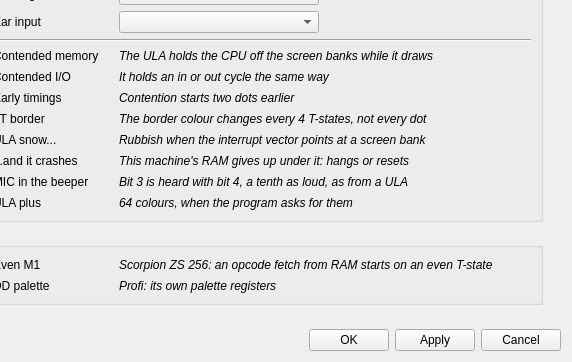
First picture: the form in ui/setupwin.ui, repository DruzhininPavel/xpeccy-plus, before the edit; both pictures show x 144 to 716 and y 547 to 909 of the 716 by 909 pixel window.
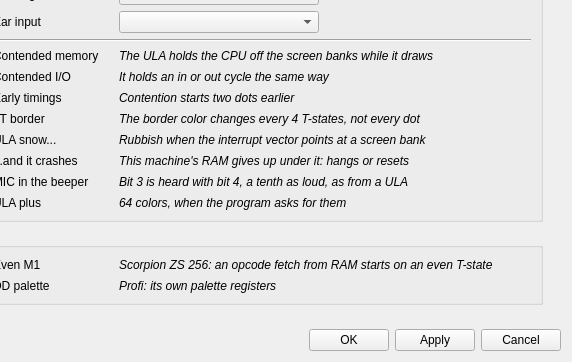
Second picture: the form after the edit. Icons and pictures are not drawn. Custom widgets are drawn as their Qt base class.

```diff
--- a/ui/setupwin.ui
+++ b/ui/setupwin.ui
@@ -1090,7 +1090,7 @@
                   </font>
                  </property>
                  <property name="text">
-                  <string>The border colour changes every 4 T-states, not every dot</string>
+                  <string>The border color changes every 4 T-states, not every dot</string>
                  </property>
                 </widget>
                </item>
@@ -1194,7 +1194,7 @@
                   </font>
                  </property>
                  <property name="text">
-                  <string>64 colours, when the program asks for them</string>
+                  <string>64 colors, when the program asks for them</string>
                  </property>
                 </widget>
                </item>
```
Left out of the diff: 51 changed lines with no effect on the pictures.
